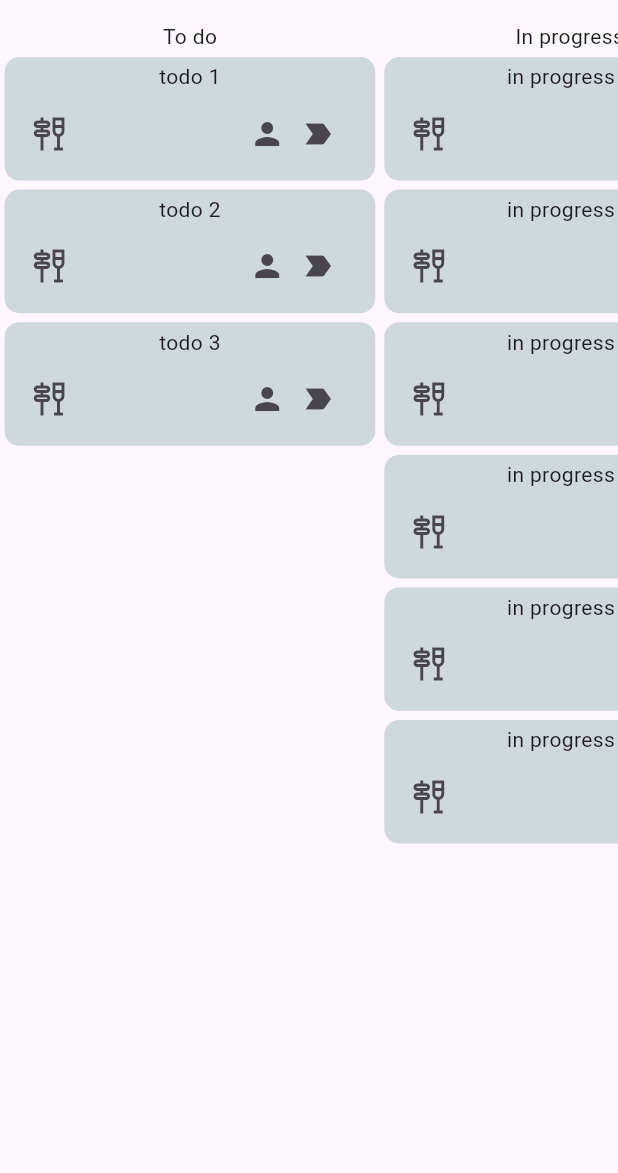
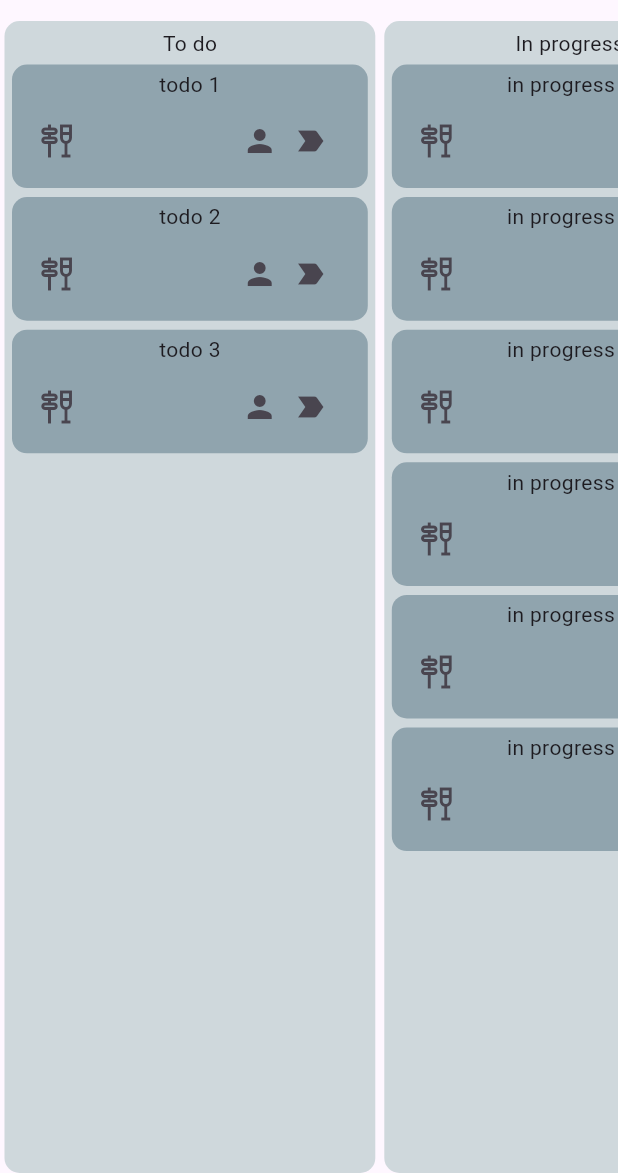
Before and after one commit to lucas-marianno/vida-a-dois, a Flutter app: the screen it shows after launch, on a phone screen of 412 x 824 dp, the part 63-1236 px from its top. Run offline on Flutter 3.47's test engine with Material 3 defaults, Android fonts, the phone set to English and light mode, and no system bars.

```diff
--- a/lib/main.dart
+++ b/lib/main.dart
@@ -115,10 +115,16 @@ class KanbanColumn extends StatelessWidget {
     return Container(
       width: width,
       margin: const EdgeInsets.symmetric(horizontal: 3),
+      padding: const EdgeInsets.all(5),
+      decoration: BoxDecoration(
+        color: Colors.blueGrey[100],
+        borderRadius: BorderRadius.circular(10),
+      ),
       child: Column(
         children: [
           Center(child: Text(columnName)),
-          DragTarget(
+          Expanded(
+            child: DragTarget(
               onAcceptWithDetails: (data) {
                 if (data.data is Task) {
                   print(data.offset);
@@ -143,6 +149,7 @@ class KanbanColumn extends StatelessWidget {
                   },
                 );
               },
+            ),
           ),
         ],
       ),
@@ -189,7 +196,7 @@ class KanbanTile extends StatelessWidget {
           margin: const EdgeInsets.symmetric(vertical: 3),
           padding: const EdgeInsets.all(2),
           decoration: BoxDecoration(
-            color: Colors.blueGrey[100],
+            color: Colors.blueGrey[300],
             borderRadius: BorderRadius.circular(10),
           ),
           child: Column(
```
Lines whose indentation alone changed are shown as unchanged.
